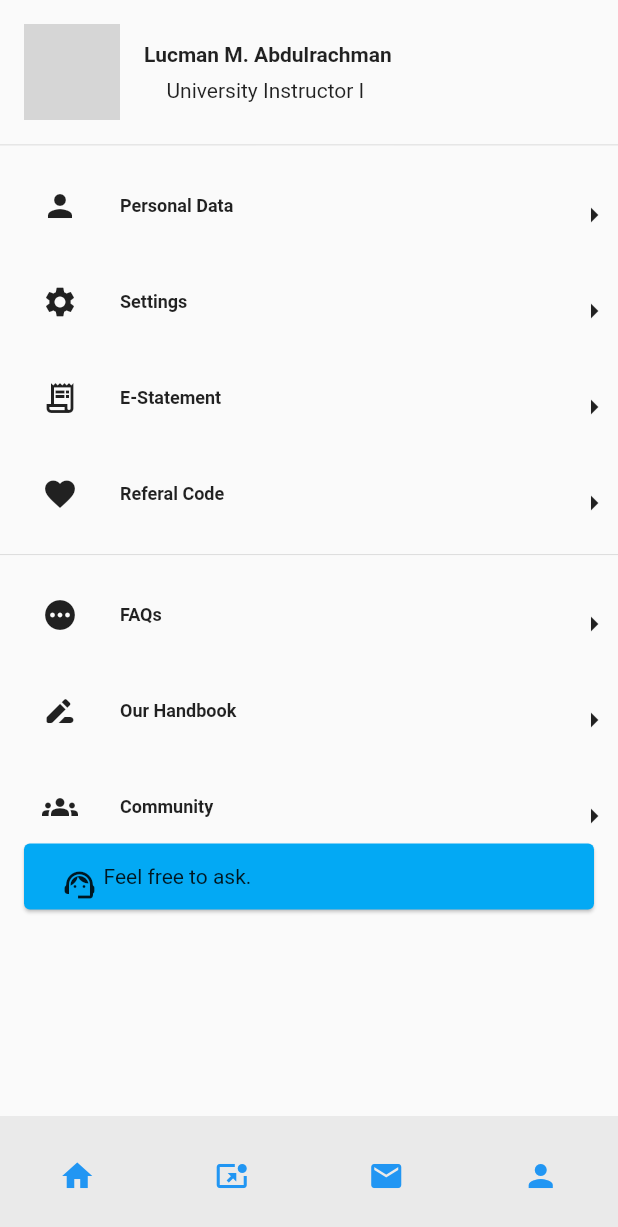
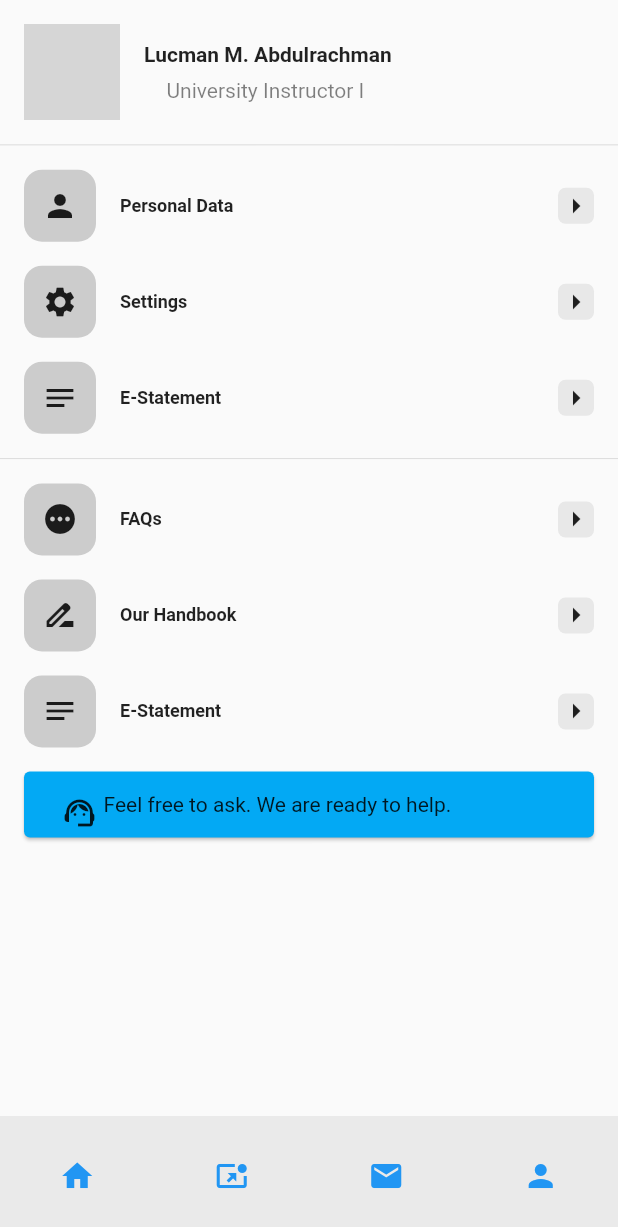
Before and after one commit to fencim/simple_stock_ui, a Flutter app: the screen it shows after launch, on a phone screen of 412 x 824 dp. Shown: the top 1227 px of the screen. Run offline on Flutter 3.47's test engine with Material 2 defaults, Android fonts, the phone set to English and light mode, and no system bars; network calls fail; grey boxes are pictures that could not be loaded.

Commit message:
apply lessons on day 3

```diff
--- /dev/null
+++ b/lib/home_menu.dart
@@ -0,0 +1,8 @@
+class HomeMenu {
+  final String name;
+  final String icon;
+  HomeMenu({
+    required this.name,
+    required this.icon,
+  });
+}
--- a/lib/main.dart
+++ b/lib/main.dart
@@ -1,4 +1,5 @@
 import 'package:flutter/material.dart';
+import 'home_menu.dart';
 
 void main() {
   runApp(const MyApp());
@@ -31,28 +32,28 @@ class HomePage extends StatefulWidget {
 
 class _HomePageState extends State<HomePage> {
   //preloading icons
-  Map<String, Icon> iconMap = {
-    'person': const Icon(Icons.person),
-    'settings': const Icon(Icons.settings),
-    'notes_sharp': const Icon(Icons.receipt_long_sharp),
-    'favorite': const Icon(Icons.favorite),
-    'pending': const Icon(Icons.pending),
-    'drive_file_rename_outline_rounded':
-        const Icon(Icons.drive_file_rename_outline_rounded),
-    'groups': const Icon(Icons.groups)
-  };
-  List<HomeMenu> profileMenu = [
-    HomeMenu(name: 'Personal Data', icon: 'person'),
-    HomeMenu(name: 'Settings', icon: 'settings'),
-    HomeMenu(name: 'E-Statement', icon: 'notes_sharp'),
-    HomeMenu(name: 'Referal Code', icon: 'favorite')
-  ];
+  // Map<String, IconData> iconMap = {
+  //   'person': const (Icons.person),
+  //   'settings': const (Icons.settings),
+  //   'notes_sharp': const (Icons.receipt_long_sharp),
+  //   'favorite': const (Icons.favorite),
+  //   'pending': const (Icons.pending),
+  //   'drive_file_rename_outline_rounded':
+  //       const (Icons.drive_file_rename_outline_rounded),
+  //   'groups': const (Icons.groups)
+  // };
+  // List<HomeMenu> profileMenu = [
+  //   HomeMenu(name: 'Personal Data', icon: 'person'),
+  //   HomeMenu(name: 'Settings', icon: 'settings'),
+  //   HomeMenu(name: 'E-Statement', icon: 'notes_sharp'),
+  //   HomeMenu(name: 'Referal Code', icon: 'favorite')
+  // ];
 
-  List<HomeMenu> appMenu = [
-    HomeMenu(name: 'FAQs', icon: 'pending'),
-    HomeMenu(name: 'Our Handbook', icon: 'drive_file_rename_outline_rounded'),
-    HomeMenu(name: 'Community', icon: 'groups')
-  ];
+  // List<HomeMenu> appMenu = [
+  //   HomeMenu(name: 'FAQs', icon: 'pending'),
+  //   HomeMenu(name: 'Our Handbook', icon: 'drive_file_rename_outline_rounded'),
+  //   HomeMenu(name: 'Community', icon: 'groups')
+  // ];
 
   @override
   Widget build(BuildContext context) {
@@ -63,7 +64,8 @@ class _HomePageState extends State<HomePage> {
     // fast, so that you can just rebuild anything that needs updating rather
     // than having to individually change instances of widgets.
     return Scaffold(
-        body: Column(
+      body: SingleChildScrollView(
+          child: Column(
         children: [
           Row(
             children: [
@@ -74,8 +76,9 @@ class _HomePageState extends State<HomePage> {
                 ),
                 height: 64,
                 width: 64,
-              child: const CircleAvatar(
-                backgroundImage: NetworkImage(
+                child: ClipRRect(
+                  borderRadius: BorderRadius.circular(20),
+                  child: Image.network(
                       'https://media-exp1.licdn.com/dms/image/C5603AQH0N150mG0GIg/profile-displayphoto-shrink_200_200/0/1617267809315?e=2147483647&v=beta&t=u-1yUx5xYTkSEisAt7XT1LuKwzJ0F4iNZEtT3fZaQos'),
                 ),
               ),
@@ -98,9 +101,13 @@ class _HomePageState extends State<HomePage> {
                       left: 16,
                       top: 8,
                     ),
-                  height: 16,
                     width: 170,
-                  child: const Text('University Instructor I'),
+                    child: Text(
+                      'University Instructor I',
+                      style: TextStyle(
+                        color: Colors.black.withOpacity(0.5),
+                      ),
+                    ),
                   ),
                 ],
               )
@@ -108,10 +115,90 @@ class _HomePageState extends State<HomePage> {
           ),
           const SizedBox(height: 16),
           const Divider(height: 1.15),
-        for (HomeMenu item in profileMenu) ...[
+          GestureDetector(
+            child: const ProfileMenu(
+              item: 'Personal Data',
+              icon: Icons.person,
+            ),
+          ),
+          GestureDetector(
+            child: const ProfileMenu(
+              item: 'Settings',
+              icon: Icons.settings,
+            ),
+          ),
+          GestureDetector(
+            child: const ProfileMenu(
+              item: 'E-Statement',
+              icon: Icons.notes_sharp,
+            ),
+          ),
           const SizedBox(height: 16),
+          const Divider(height: 1.15),
           GestureDetector(
+            child: const ProfileMenu(
+              item: 'FAQs',
+              icon: Icons.pending,
+            ),
+          ),
+          GestureDetector(
+            child: const ProfileMenu(
+              item: 'Our Handbook',
+              icon: Icons.drive_file_rename_outline,
+            ),
+          ),
+          GestureDetector(
+            child: const ProfileMenu(
+              item: 'E-Statement',
+              icon: Icons.notes_sharp,
+            ),
+          ),
+          const SizedBox(height: 16),
+          Card(
+            margin: const EdgeInsets.only(right: 16, left: 16),
+            color: Colors.lightBlue,
             child: Row(
+              children: [
+                Container(
+                    margin:
+                        const EdgeInsets.only(left: 25, bottom: 16, top: 16),
+                    height: 12,
+                    width: 12,
+                    color: Colors.transparent,
+                    child: const Icon(Icons.support_agent_outlined)),
+                Container(
+                  margin: const EdgeInsets.only(left: 16),
+
+                  color: Colors.transparent,
+                  child: const Text('Feel free to ask. We are ready to help.'),
+                )
+              ],
+            ),
+          ),
+
+        ],
+      )),
+      bottomNavigationBar: NavigationBar(destinations: [
+        TextButton(onPressed: () => {}, child: const Icon(Icons.home)),
+        TextButton(onPressed: () => {}, child: const Icon(Icons.pin_invoke)),
+        TextButton(onPressed: () => {}, child: const Icon(Icons.mail)),
+        TextButton(onPressed: () => {}, child: const Icon(Icons.person))
+      ]),
+    );
+  }
+}
+
+class ProfileMenu extends StatelessWidget {
+  final String item;
+  final IconData icon;
+  const ProfileMenu({Key? key, required this.item, required this.icon})
+      : super(key: key);
+
+  @override
+  Widget build(BuildContext context) {
+    return Column(children: [
+      const SizedBox(height: 16),
+      Row(
         mainAxisAlignment: MainAxisAlignment.spaceBetween,
         children: [
           Row(
@@ -122,115 +209,33 @@ class _HomePageState extends State<HomePage> {
               Container(
                 height: 48,
                 width: 48,
-                      color: Colors.transparent,
-                      child: iconMap[item.icon],
+                decoration: BoxDecoration(
+                    color: Colors.grey.withOpacity(0.5),
+                    borderRadius: BorderRadius.circular(12)),
+                child: Icon(icon),
               ),
               const SizedBox(
                 width: 16,
               ),
               Container(
-                      height: 14,
-                      width: 120,
                 color: Colors.transparent,
-                      child: Text(item.name,
+                child: Text(item,
                     style: const TextStyle(
-                              fontSize: 12, fontWeight: FontWeight.bold)),
+                      fontSize: 12,
+                      fontWeight: FontWeight.bold,
+                    )),
               ),
             ],
           ),
           Container(
             margin: const EdgeInsets.only(right: 16),
-                  height: 12,
-                  width: 12,
-                  color: Colors.transparent,
+            decoration: BoxDecoration(
+                color: Colors.grey.withOpacity(0.2),
+                borderRadius: BorderRadius.circular(5)),
             child: const Icon(Icons.arrow_right),
           ),
         ],
-            ),
       )
-        ],
-        const SizedBox(height: 16),
-        const Divider(height: 1.15),
-        for (HomeMenu item in appMenu) ...[
-          const SizedBox(height: 16),
-          GestureDetector(
-            child: Row(
-              mainAxisAlignment: MainAxisAlignment.spaceBetween,
-              children: [
-                Row(
-                  children: [
-                    const SizedBox(
-                      width: 16,
-                    ),
-                    Container(
-                      height: 48,
-                      width: 48,
-                      color: Colors.transparent,
-                      child: iconMap[item.icon],
-                    ),
-                    const SizedBox(
-                      width: 16,
-                    ),
-                    Container(
-                      height: 14,
-                      width: 120,
-                      color: Colors.transparent,
-                      child: Text(item.name,
-                          style: const TextStyle(
-                              fontSize: 12, fontWeight: FontWeight.bold)),
-                    ),
-                  ],
-                ),
-                Container(
-                  margin: const EdgeInsets.only(right: 16),
-                  height: 12,
-                  width: 12,
-                  color: Colors.transparent,
-                  child: const Icon(Icons.arrow_right),
-                ),
-              ],
-            ),
-          )
-        ],
-        Card(
-          margin: const EdgeInsets.only(right: 16, left: 16),
-          color: Colors.lightBlue,
-          child: Row(
-            children: [
-              Container(
-                  margin: const EdgeInsets.only(left: 25, bottom: 16, top: 16),
-                  height: 12,
-                  width: 12,
-                  color: Colors.transparent,
-                  child: const Icon(Icons.support_agent_outlined)),
-              Container(
-                margin: const EdgeInsets.only(left: 16),
-                height: 16,
-                width: 120,
-                color: Colors.transparent,
-                child: const Text('Feel free to ask. We are ready to help.'),
-              )
-            ],
-          ),
-        )
-      ],
-    ),
-    bottomNavigationBar: NavigationBar(destinations: [
-        TextButton(onPressed: () => {}, child: const Icon(Icons.home)),
-        TextButton(onPressed: () => {}, child: const Icon(Icons.pin_invoke)),
-        TextButton(onPressed: () => {}, child: const Icon(Icons.mail)),
-        TextButton(onPressed: () => {}, child: const Icon(Icons.person))
-      ]),
-
-    );
+    ]);
   }
 }
-
-class HomeMenu {
-  final String name;
-  final String icon;
-  HomeMenu({
-    required this.name,
-    required this.icon,
-  });
-}
```
Lines whose indentation alone changed are shown as unchanged.
